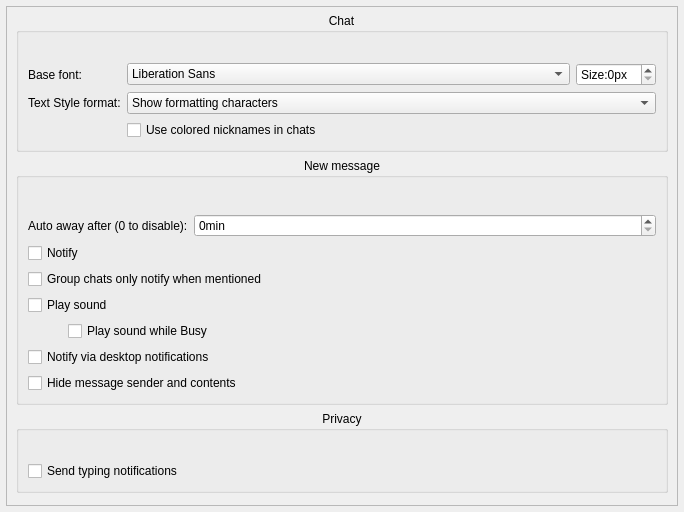
Old version of the form src/modules/im/src/widget/form/settings/GeneralForm.ui in the repository eiilpux17/ok-msg-desktop.
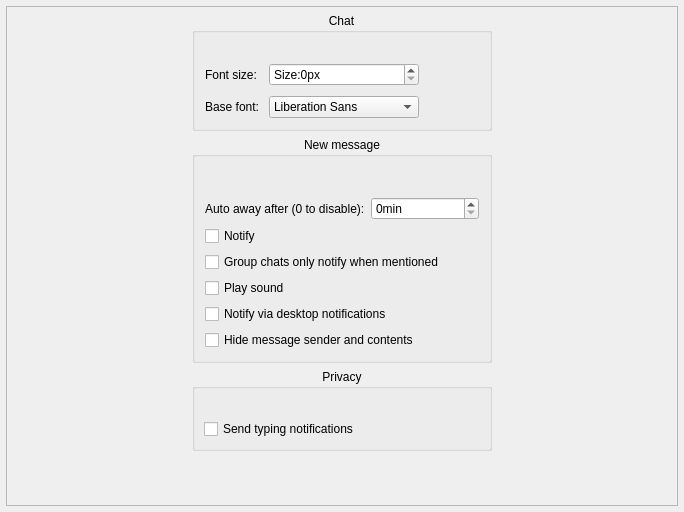
New version of the form. Custom widgets are drawn as their Qt base class.

Commit message: `UI`: Fix styles of settings and contact avatar

```diff
--- a/src/modules/im/src/widget/form/settings/GeneralForm.ui
+++ b/src/modules/im/src/widget/form/settings/GeneralForm.ui
@@ -56,8 +56,20 @@
        <property name="topMargin">
         <number>6</number>
        </property>
-       <item>
+       <item alignment="Qt::AlignHCenter">
         <widget class="QGroupBox" name="chatGroupBox">
+         <property name="minimumSize">
+          <size>
+           <width>300</width>
+           <height>0</height>
+          </size>
+         </property>
+         <property name="maximumSize">
+          <size>
+           <width>300</width>
+           <height>16777215</height>
+          </size>
+         </property>
          <property name="title">
           <string>Chat</string>
          </property>
@@ -65,111 +77,108 @@
           <set>Qt::AlignHCenter|Qt::AlignTop</set>
          </property>
          <layout class="QFormLayout" name="formLayout_2">
+          <property name="horizontalSpacing">
+           <number>10</number>
+          </property>
+          <property name="verticalSpacing">
+           <number>10</number>
+          </property>
           <property name="leftMargin">
-           <number>9</number>
+           <number>10</number>
           </property>
           <property name="topMargin">
            <number>30</number>
           </property>
           <property name="rightMargin">
-           <number>9</number>
+           <number>10</number>
           </property>
           <property name="bottomMargin">
-           <number>9</number>
+           <number>10</number>
           </property>
-          <item row="0" column="0">
-           <widget class="QLabel" name="label_2">
-            <property name="text">
-             <string>Base font:</string>
-            </property>
-            <property name="alignment">
-             <set>Qt::AlignLeading|Qt::AlignLeft|Qt::AlignVCenter</set>
-            </property>
-           </widget>
-          </item>
-          <item row="0" column="1">
-           <layout class="QHBoxLayout" name="horizontalLayout_5">
-            <item>
-             <widget class="QFontComboBox" name="txtChatFont">
-              <property name="editable">
-               <bool>false</bool>
-              </property>
-             </widget>
-            </item>
-            <item>
-             <widget class="QSpinBox" name="txtChatFontSize">
-              <property name="sizePolicy">
-               <sizepolicy hsizetype="Maximum" vsizetype="Fixed">
-                <horstretch>0</horstretch>
-                <verstretch>0</verstretch>
-               </sizepolicy>
-              </property>
-              <property name="suffix">
-               <string>px</string>
-              </property>
-              <property name="prefix">
-               <string>Size:</string>
-              </property>
-             </widget>
-            </item>
-           </layout>
-          </item>
           <item row="1" column="0">
            <widget class="QLabel" name="textStyleLabel">
             <property name="toolTip">
              <string>New text styling preference may not load until OkMsg restarts.</string>
             </property>
             <property name="text">
-             <string>Text Style format:</string>
-            </property>
-            <property name="alignment">
-             <set>Qt::AlignLeading|Qt::AlignLeft|Qt::AlignVCenter</set>
+             <string>Font size:</string>
             </property>
            </widget>
           </item>
           <item row="1" column="1">
-           <widget class="QComboBox" name="textStyleComboBox">
+           <widget class="QSpinBox" name="txtChatFontSize">
             <property name="sizePolicy">
-             <sizepolicy hsizetype="Expanding" vsizetype="Fixed">
+             <sizepolicy hsizetype="Preferred" vsizetype="Fixed">
               <horstretch>0</horstretch>
               <verstretch>0</verstretch>
              </sizepolicy>
             </property>
-            <property name="toolTip">
-             <string>Select text styling preference.</string>
+            <property name="minimumSize">
+             <size>
+              <width>150</width>
+              <height>0</height>
+             </size>
             </property>
-            <property name="currentIndex">
-             <number>1</number>
+            <property name="maximumSize">
+             <size>
+              <width>150</width>
+              <height>16777215</height>
+             </size>
             </property>
-            <item>
-             <property name="text">
-              <string>Plaintext</string>
-             </property>
-            </item>
-            <item>
-             <property name="text">
-              <string>Show formatting characters</string>
-             </property>
-            </item>
-            <item>
-             <property name="text">
-              <string>Don't show formatting characters</string>
-             </property>
-            </item>
+            <property name="suffix">
+             <string>px</string>
+            </property>
+            <property name="prefix">
+             <string>Size:</string>
+            </property>
+           </widget>
+          </item>
+          <item row="2" column="0">
+           <widget class="QLabel" name="label_2">
+            <property name="text">
+             <string>Base font:</string>
+            </property>
+            <property name="alignment">
+             <set>Qt::AlignLeading|Qt::AlignLeft|Qt::AlignVCenter</set>
+            </property>
            </widget>
           </item>
           <item row="2" column="1">
-           <widget class="QCheckBox" name="useNameColors">
-            <property name="text">
-             <string>Use colored nicknames in chats</string>
+           <widget class="QFontComboBox" name="txtChatFont">
+            <property name="minimumSize">
+             <size>
+              <width>150</width>
+              <height>0</height>
+             </size>
+            </property>
+            <property name="maximumSize">
+             <size>
+              <width>150</width>
+              <height>16777215</height>
+             </size>
+            </property>
+            <property name="editable">
+             <bool>false</bool>
             </property>
            </widget>
           </item>
          </layout>
         </widget>
        </item>
-       <item>
+       <item alignment="Qt::AlignHCenter">
         <widget class="QGroupBox" name="newMessageGroup">
+         <property name="minimumSize">
+          <size>
+           <width>300</width>
+           <height>0</height>
+          </size>
+         </property>
+         <property name="maximumSize">
+          <size>
+           <width>300</width>
+           <height>16777215</height>
+          </size>
+         </property>
          <property name="title">
           <string>New message</string>
          </property>
@@ -177,8 +186,17 @@
           <set>Qt::AlignHCenter|Qt::AlignTop</set>
          </property>
          <layout class="QVBoxLayout" name="verticalLayout_10">
+          <property name="leftMargin">
+           <number>10</number>
+          </property>
           <property name="topMargin">
-           <number>6</number>
+           <number>10</number>
+          </property>
+          <property name="rightMargin">
+           <number>10</number>
+          </property>
+          <property name="bottomMargin">
+           <number>10</number>
           </property>
           <item>
            <layout class="QVBoxLayout" name="newMessageLayout">
@@ -257,20 +275,6 @@
               </property>
              </widget>
             </item>
-            <item>
-             <layout class="QVBoxLayout" name="verticalLayout">
-              <property name="leftMargin">
-               <number>40</number>
-              </property>
-              <item>
-               <widget class="QCheckBox" name="busySound">
-                <property name="text">
-                 <string>Play sound while Busy</string>
-                </property>
-               </widget>
-              </item>
-             </layout>
-            </item>
             <item>
              <widget class="QCheckBox" name="desktopNotify">
               <property name="text">
@@ -290,8 +294,20 @@
          </layout>
         </widget>
        </item>
-       <item>
+       <item alignment="Qt::AlignHCenter">
         <widget class="QGroupBox" name="verticalGroupBox">
+         <property name="minimumSize">
+          <size>
+           <width>300</width>
+           <height>0</height>
+          </size>
+         </property>
+         <property name="maximumSize">
+          <size>
+           <width>300</width>
+           <height>16777215</height>
+          </size>
+         </property>
          <property name="title">
           <string>Privacy</string>
          </property>
```
Left out of the diff: 5 changed lines with no effect on the pictures. The commit also changes 69 other files.
